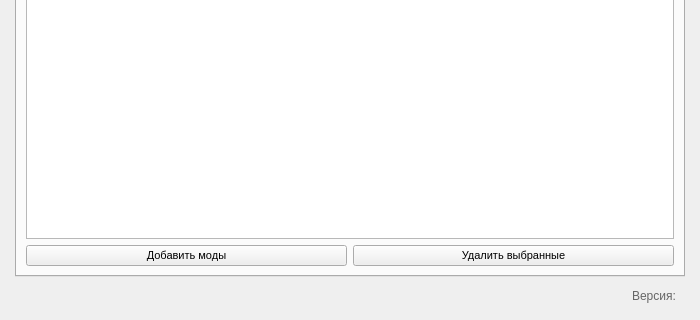
Above: design.ui from mdreval/ib-launcher before the change; both pictures show x 0 to 700 and y 180 to 500 of the 700 by 500 pixel window. Below: the same form after it.
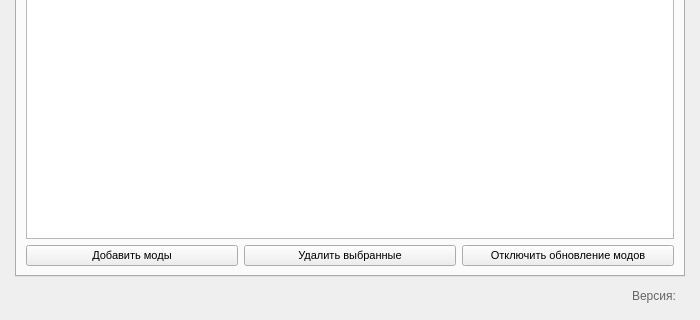
That is the form after the change. The open tabs and pages were chosen to show the change. Icons and pictures are not drawn.

Patch:
```diff
--- a/design.ui
+++ b/design.ui
@@ -428,12 +428,6 @@
          <layout class="QHBoxLayout" name="horizontalLayout_2">
           <item>
            <widget class="QPushButton" name="add_mod_button">
-            <property name="font">
-             <font>
-              <family>MS Shell Dlg 2</family>
-              <pointsize>8</pointsize>
-             </font>
-            </property>
             <property name="text">
              <string>Добавить моды</string>
             </property>
@@ -441,17 +435,18 @@
           </item>
           <item>
            <widget class="QPushButton" name="remove_mod_button">
-            <property name="font">
-             <font>
-              <family>MS Shell Dlg 2</family>
-              <pointsize>8</pointsize>
-             </font>
-            </property>
             <property name="text">
              <string>Удалить выбранные</string>
             </property>
            </widget>
           </item>
+          <item>
+           <widget class="QPushButton" name="check_updates_button">
+            <property name="text">
+             <string>Отключить обновление модов</string>
+            </property>
+           </widget>
+          </item>
          </layout>
         </item>
        </layout>
```
Left out of the diff: 18 changed lines with no effect on the pictures.
